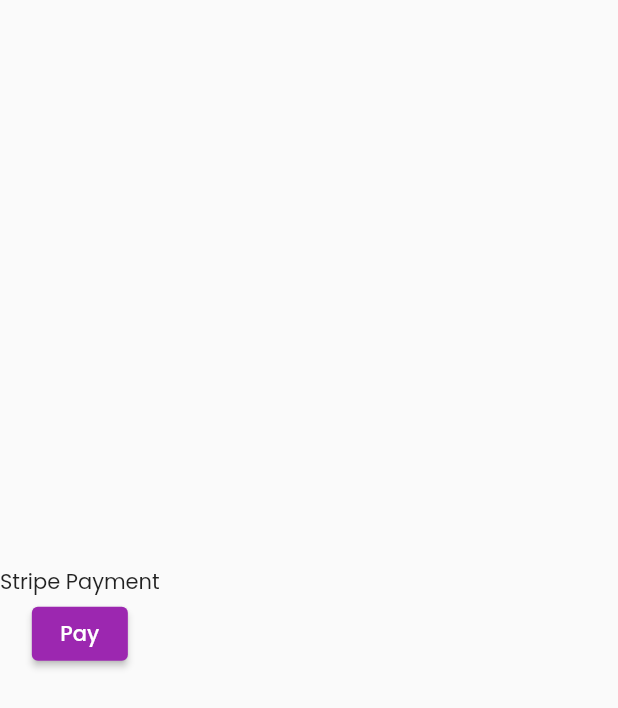
After one commit to abd529/wheel_of_life, a Flutter app: the StripePayment screen opened by its route, after a tap on "Pay", on a phone screen of 412 x 824 dp. The commit adds this screen. Shown: the top 708 px of the screen. Run offline on Flutter 3.47's test engine with Material 2 defaults, Android fonts, the phone set to English and light mode, and no system bars; our stand-ins replace animated_splash_screen, cloud_firestore, dots_indicator, firebase_auth, firebase_core, firebase_storage and 6 more; missing offline and left inert: flutter_stripe, graphic, mailer; accounts and stored records are empty; generated files the repository leaves out were written again; network calls fail; project files that could hold a hidden picture were left out.

Commit message:
updated code

```diff
--- a/lib/Authentication/login_screen.dart
+++ b/lib/Authentication/login_screen.dart
@@ -95,9 +95,9 @@ class _LoginScreenState extends State<LoginScreen> {
                         setState(() {
                           obsCheck =!obsCheck;
                         });
-                      }, icon: Icon( obsCheck? Icons.visibility_off : Icons.visibility))
+                      }, icon: Icon( obsCheck? Icons.visibility : Icons.visibility_off))
                     ),
-                    obscureText: obsCheck,
+                    obscureText: !obsCheck,
                     validator: (value) {
                       if (value!.isEmpty) {
                         return 'Please enter your password';
--- a/lib/Screens/email.dart
+++ b/lib/Screens/email.dart
@@ -7,6 +7,7 @@ import 'package:mailer/mailer.dart';
 import 'package:mailer/smtp_server/gmail.dart';
 
 class EmailSend extends StatelessWidget {
+  static const routeName = "email-send";
    EmailSend({super.key});
   late Future<int> statusCode ;
 
--- /dev/null
+++ b/lib/Screens/stripe_payment.dart
@@ -0,0 +1,102 @@
+import 'dart:convert';
+
+import 'package:flutter/foundation.dart';
+import 'package:flutter/material.dart';
+import 'package:flutter_stripe/flutter_stripe.dart';
+import 'package:http/http.dart' as http;
+
+class StripePayment extends StatefulWidget {
+  static const routeName = "stripe-pay";
+  const StripePayment({super.key});
+
+  @override
+  State<StripePayment> createState() => _StripePaymentState();
+}
+
+class _StripePaymentState extends State<StripePayment> {
+  Map<String, dynamic> paymentIntent = {};
+
+  createPaymentIntent(String amount, String currency) async {
+    try {
+      Map<String, dynamic> body = {
+        'amount': "100",
+        'currency': "USD",
+        'payment_method_types[]': 'card'
+      };
+      var response = await http.post(
+          Uri.parse('https://api.stripe.com/v1/payment_intents'),
+          body: body,
+          headers: {
+            'Authorization':
+                'Bearer sk_test_51N6W5EGatw2HfTd69z1LuUuLJrwj7MhFbZSaHQXgpzbLzt4YDVFKSA8V2X0jcd9kcWXEEyvEK5OsyJwmqmAkCrmm00lQyI5js7',
+            'Content-Type': 'application/x-www-form-urlencoded'
+          });
+      print(response.body);
+      body = jsonDecode(response.body);
+      print(body["id"]);
+      return jsonDecode(response.body);
+    } catch (err) {
+      if (kDebugMode) {
+        throw Exception(err.toString());
+        print('err charging user: ${err.toString()}');
+      }
+    }
+  }
+
+  void  displayPaymentSheet() async {
+    try {
+      await Stripe.instance.presentPaymentSheet().then((newValue) {
+        // payFee();
+        // paymentIntentData = null;
+      }).onError((error, stackTrace) {
+        if (kDebugMode) {
+          print('Exception/DISPLAYPAYMENTSHEET==> $error $stackTrace');
+        }
+      });
+    } on StripeException catch (e) {
+      if (kDebugMode) {
+        print(e);
+      }
+    } catch (e) {
+      if (kDebugMode) {
+        print('$e');
+      }
+    }
+  }
+
+  void makePayment()async{
+    try {
+      paymentIntent = await createPaymentIntent("200","USD"); //json.decode(response.body);
+      await Stripe.instance
+          .initPaymentSheet(
+              paymentSheetParameters: SetupPaymentSheetParameters(
+                  paymentIntentClientSecret:
+                      paymentIntent['client_secret'],
+                  style: ThemeMode.dark,
+                  merchantDisplayName: 'ANNIE'))
+          .then((value) {});
+      displayPaymentSheet();
+     // return true;
+    } catch (e, s) {
+      if (kDebugMode) {
+        print(s);
+      }
+     // return false;
+    }
+  }
+
+
+  @override
+  Widget build(BuildContext context) {
+    return Scaffold(
+      body: Column(
+        mainAxisAlignment: MainAxisAlignment.center,
+        children: [
+        Text("Stripe Payment"),
+        ElevatedButton(onPressed: (){
+          makePayment();
+        }, child: Text("Pay"))
+      ]),
+    );
+  }
+}
--- a/pubspec.yaml
+++ b/pubspec.yaml
@@ -41,7 +41,7 @@ dependencies:
   firebase_auth: ^4.4.2
   cloud_firestore: ^4.5.2
   google_sign_in: ^6.1.0
-  intl: ^0.18.1
+  intl: ^0.17.0
   google_fonts: ^4.0.4
   dots_indicator: ^2.1.0
   percent_indicator: ^4.2.3
@@ -52,6 +52,7 @@ dependencies:
   animated_splash_screen: ^1.3.0
   #flutter_stripe: ^9.2.0
   mailer: ^6.0.1
+  flutter_stripe: ^9.2.0
 dev_dependencies:
   flutter_test:
     sdk: flutter
```
Also changed, not shown: lib/Screens/onboard_screen.dart (+10 -1 lines), lib/main.dart (+6 -2 lines), pubspec.lock, 1 other file.
